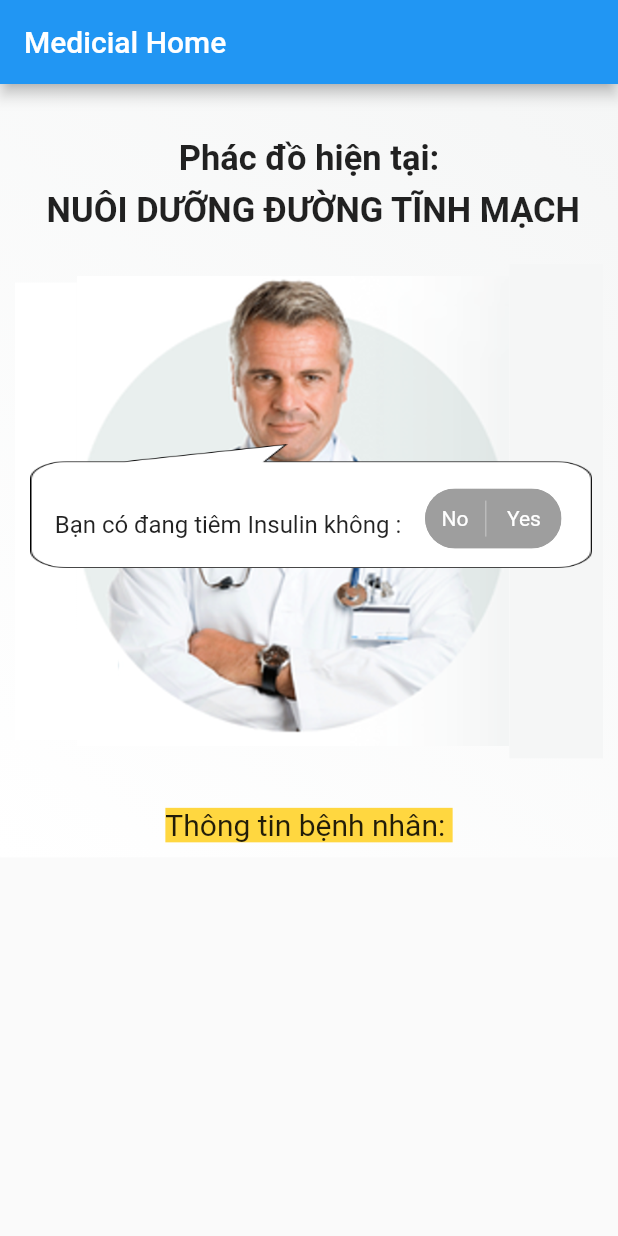
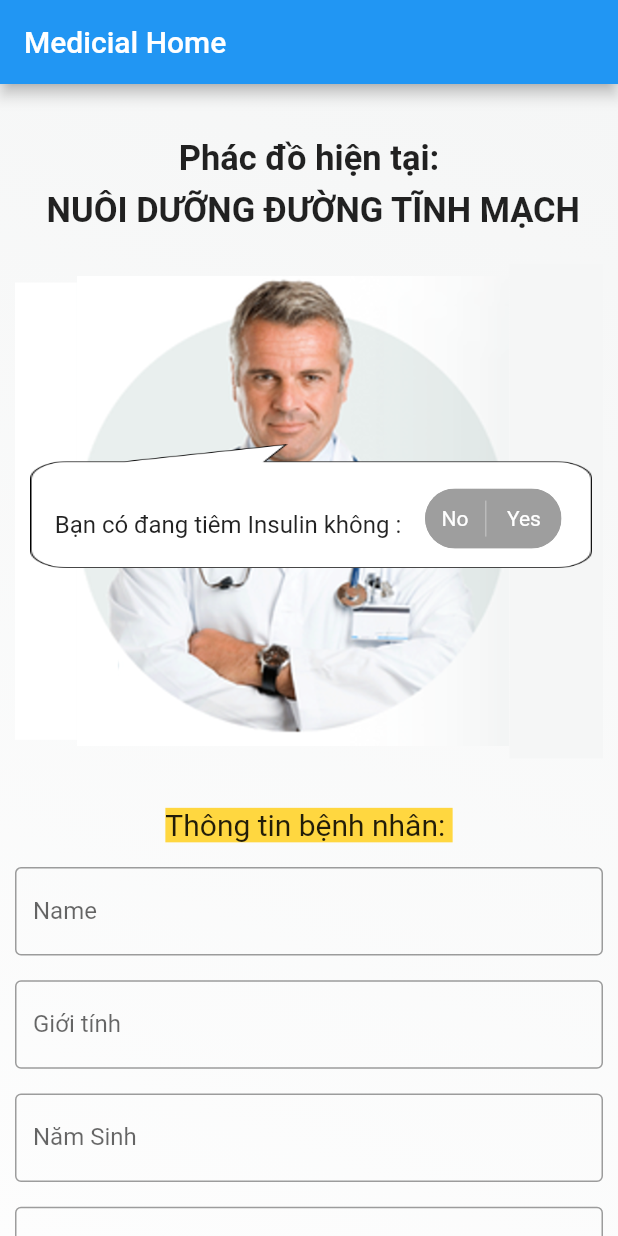
Before and after one commit to Dongdz2001/medical_app, a Flutter app: the screen it shows after launch, on a phone screen of 412 x 824 dp. Run offline on Flutter 3.47's test engine with Material 2 defaults, Android fonts, the phone set to English and light mode, and no system bars; drawn by our look-alikes of toggle_switch; our stand-ins replace firebase_core, firebase_database, toast; accounts and stored records are empty; Roboto replaces fonts that are missing (Hind).

Commit message:
dong add 2807

```diff
--- a/lib/main.dart
+++ b/lib/main.dart
@@ -1,8 +1,11 @@
 import 'package:flutter/material.dart';
 import 'package:medical_app/medical_home_screen.dart';
 import 'package:medical_app/sizeDevide.dart';
+import 'package:firebase_core/firebase_core.dart';
 
-void main() {
+Future<void> main() async {
+  WidgetsFlutterBinding.ensureInitialized();
+  await Firebase.initializeApp();
   runApp(const MyApp());
 }
 
--- a/lib/medical_home_screen.dart
+++ b/lib/medical_home_screen.dart
@@ -1,12 +1,12 @@
 import 'package:flutter/material.dart';
 import 'package:flutter/services.dart';
-import 'package:medical_app/controller_time.dart';
 import 'package:medical_app/history_screen.dart';
 import 'package:medical_app/medical_class.dart';
 import 'package:medical_app/sizeDevide.dart';
 import 'package:toggle_switch/toggle_switch.dart';
-
 import 'package:toast/toast.dart';
+import 'package:firebase_database/firebase_database.dart';
+import 'package:firebase_core/firebase_core.dart';
 import "dart:async";
 
 class MedicalHomeScreen extends StatefulWidget {
@@ -21,21 +21,30 @@ class _MedicalHomeScreenState extends State<MedicalHomeScreen> {
   bool _isVisibleYesNoo = true;
   bool _flagTimer = true;
   Medical medicalObject = Medical();
-  TextEditingController _editingController = TextEditingController();
+  final TextEditingController _editingController = TextEditingController();
+
+  // new add Controller HP
+  final nameController = TextEditingController();
+  final genderController = TextEditingController();
+  final ageController = TextEditingController();
+  final heightController = TextEditingController();
+  final weightController = TextEditingController();
+  final gluController = TextEditingController();
+  final databaseRef = FirebaseDatabase.instance.ref();
 
   @override
   Widget build(BuildContext context) {
     ToastContext().init(context);
     return Container(
-      padding: EdgeInsets.all(10),
+      padding: const EdgeInsets.all(10),
       child: Column(
         mainAxisAlignment: MainAxisAlignment.start,
         children: [
           Container(
-            padding: EdgeInsets.only(bottom: 20, top: 20),
+            padding: const EdgeInsets.only(bottom: 20, top: 20),
             child: Text(
               '${medicalObject.getNamePD}',
-              style: TextStyle(
+              style: const TextStyle(
                   fontSize: 23, fontWeight: FontWeight.bold, height: 1.5),
               textAlign: TextAlign.center,
             ),
@@ -58,7 +67,8 @@ class _MedicalHomeScreenState extends State<MedicalHomeScreen> {
                           width: widthDevideMethod(0.7),
                           child: Image.asset("assets/doctor.jpg",
                               fit: BoxFit.fitHeight)),
-                      Expanded(child: Container(color: Color(0xfff5f6f6))),
+                      Expanded(
+                          child: Container(color: const Color(0xfff5f6f6))),
                     ],
                   ),
                 ),
@@ -68,8 +78,8 @@ class _MedicalHomeScreenState extends State<MedicalHomeScreen> {
                   child: Container(
                     alignment: Alignment.topCenter,
                     width: widthDevideMethod(0.91),
-                    padding: EdgeInsets.symmetric(vertical: 5),
-                    decoration: BoxDecoration(
+                    padding: const EdgeInsets.symmetric(vertical: 5),
+                    decoration: const BoxDecoration(
                       image: DecorationImage(
                         image: AssetImage("assets/bbchat1.png"),
                         fit: BoxFit.fill,
@@ -88,17 +98,17 @@ class _MedicalHomeScreenState extends State<MedicalHomeScreen> {
                             ),
                             Text(
                               '${medicalObject.getContentdisplay}  ',
-                              style: TextStyle(fontSize: 16),
+                              style: const TextStyle(fontSize: 16),
                               textAlign: TextAlign.left,
                             ),
                             Container(
-                              padding: EdgeInsets.only(bottom: 8),
+                              padding: const EdgeInsets.only(bottom: 8),
                               alignment: Alignment.center,
                               child: Visibility(
                                 visible: _isVisibleYesNoo,
                                 child: ToggleSwitch(
-                                  customWidths: [40.0, 50.0],
-                                  customHeights: [20, 20],
+                                  customWidths: const [40.0, 50.0],
+                                  customHeights: const [20, 20],
                                   initialLabelIndex: 2,
                                   cornerRadius: 20.0,
                                   activeFgColor: Colors.white,
@@ -106,13 +116,13 @@ class _MedicalHomeScreenState extends State<MedicalHomeScreen> {
                                   inactiveFgColor: Colors.white,
                                   totalSwitches: 2,
                                   fontSize: 14,
-                                  labels: ['No', 'Yes'],
+                                  labels: const ['No', 'Yes'],
                                   //Icons.backspace_rounded, Icons.add_task_rounded
                                   // icons: [
                                   //   Icons.backspace_rounded,
                                   //   Icons.add_task_rounded
                                   // ],
-                                  activeBgColors: [
+                                  activeBgColors: const [
                                     [Colors.pink],
                                     [Colors.green]
                                   ],
@@ -130,7 +140,8 @@ class _MedicalHomeScreenState extends State<MedicalHomeScreen> {
                                             index == 0 ? true : false;
                                         medicalObject.setStateInitial();
                                         Timer timer = Timer.periodic(
-                                            Duration(seconds: 10), (Timer t) {
+                                            const Duration(seconds: 10),
+                                            (Timer t) {
                                           if (_flagTimer) {
                                             setState(() {
                                               medicalObject.setStateInitial();
@@ -161,7 +172,7 @@ class _MedicalHomeScreenState extends State<MedicalHomeScreen> {
                   ' Nồng độ glucozơ : ',
                   style: TextStyle(fontSize: 20),
                 ),
-                Container(
+                SizedBox(
                   width: 80,
                   height: 40,
                   child: TextField(
@@ -170,14 +181,14 @@ class _MedicalHomeScreenState extends State<MedicalHomeScreen> {
                     enableSuggestions: false,
                     autocorrect: false,
                     keyboardType:
-                        TextInputType.numberWithOptions(decimal: true),
+                        const TextInputType.numberWithOptions(decimal: true),
                     inputFormatters: [
                       FilteringTextInputFormatter.allow(RegExp('[0-9.]')),
                     ],
-                    decoration: InputDecoration(
+                    decoration: const InputDecoration(
                       counter: Offstage(),
                     ),
-                    style: TextStyle(fontSize: 20),
+                    style: const TextStyle(fontSize: 20),
                     onSubmitted: (value) {
                       _logicStateInfomation(value);
                     },
@@ -189,7 +200,7 @@ class _MedicalHomeScreenState extends State<MedicalHomeScreen> {
                       MaterialPageRoute(
                           builder: (context) =>
                               HistoryScreen(medical: medicalObject))),
-                  child: Icon(
+                  child: const Icon(
                     Icons.history,
                     size: 30,
                   ),
@@ -200,10 +211,92 @@ class _MedicalHomeScreenState extends State<MedicalHomeScreen> {
           SizedBox(height: heightDevideMethod(0.02)),
           Container(
             color: Colors.amberAccent,
-            child: Text(
+            child: const Text(
               'Thông tin bệnh nhân: ',
               style: TextStyle(fontSize: 20),
             ),
+          ),
+
+          // Add information of HP
+          Column(
+            children: [
+              SizedBox(
+                height: heightDevideMethod(0.02),
+              ),
+              TextFormField(
+                  controller: nameController,
+                  decoration: InputDecoration(
+                    labelText: 'Name',
+                    border: OutlineInputBorder(),
+                  )),
+              SizedBox(
+                height: heightDevideMethod(0.02),
+              ),
+              TextFormField(
+                  controller: genderController,
+                  decoration: InputDecoration(
+                    labelText: 'Giới tính',
+                    border: OutlineInputBorder(),
+                  )),
+              SizedBox(
+                height: heightDevideMethod(0.02),
+              ),
+              TextFormField(
+                  controller: ageController,
+                  decoration: InputDecoration(
+                    labelText: 'Năm Sinh',
+                    border: OutlineInputBorder(),
+                  )),
+              SizedBox(
+                height: heightDevideMethod(0.02),
+              ),
+              TextFormField(
+                  controller: heightController,
+                  decoration: InputDecoration(
+                    labelText: 'Chiều cao',
+                    border: OutlineInputBorder(),
+                  )),
+              SizedBox(
+                height: heightDevideMethod(0.02),
+              ),
+              TextFormField(
+                  controller: weightController,
+                  decoration: InputDecoration(
+                    labelText: 'Cân nặng',
+                    border: OutlineInputBorder(),
+                  )),
+              SizedBox(
+                height: heightDevideMethod(0.02),
+              ),
+              TextFormField(
+                  controller: gluController,
+                  decoration: InputDecoration(
+                    labelText: 'Glu mmol/l',
+                    border: OutlineInputBorder(),
+                  )),
+              SizedBox(
+                height: heightDevideMethod(0.02),
+              ),
+              OutlinedButton(
+                onPressed: () {
+                  if (nameController.text.isNotEmpty &&
+                      ageController.text.isNotEmpty &&
+                      genderController.text.isNotEmpty &&
+                      heightController.text.isNotEmpty &&
+                      weightController.text.isNotEmpty &&
+                      gluController.text.isNotEmpty) {
+                    insertData(
+                        nameController.text,
+                        genderController.text,
+                        ageController.text,
+                        heightController.text,
+                        weightController.text,
+                        gluController.text);
+                  }
+                },
+                child: Text('Add', style: TextStyle(fontSize: 18)),
+              )
+            ],
           ),
         ],
       ),
@@ -216,9 +309,9 @@ class _MedicalHomeScreenState extends State<MedicalHomeScreen> {
           .addItemListResultInjectionItem(double.parse(value.toString()));
       _editingController.text = "";
       Future.delayed(
-          Duration(seconds: 1),
+          const Duration(seconds: 1),
           (() => showToast(
-              "Nồng độ Glucozo ${value} ${medicalObject.getCheckGlucozo(double.parse(value.toString())) ? "đạt mục tiêu" : "KHÔNG đạt mục tiêu"} ",
+              "Nồng độ Glucozo $value ${medicalObject.getCheckGlucozo(double.parse(value.toString())) ? "đạt mục tiêu" : "KHÔNG đạt mục tiêu"} ",
               duration: 3,
               gravity: Toast.bottom)));
       if (medicalObject.getCountInject() >= 4) {
@@ -233,7 +326,7 @@ class _MedicalHomeScreenState extends State<MedicalHomeScreen> {
                   """Phương án hiện tại không đạt yêu cầu \n nên thêm ${medicalObject.getSloveFailedContext}""";
               medicalObject.upCountUsedSolve();
               medicalObject.resetInjectionValueDefault();
-              Future.delayed(Duration(seconds: 10), (() {
+              Future.delayed(const Duration(seconds: 10), (() {
                 setState(() {
                   medicalObject.setStateInitial();
                 });
@@ -247,7 +340,7 @@ class _MedicalHomeScreenState extends State<MedicalHomeScreen> {
                   !medicalObject.getInitialStateBool;
               medicalObject.resetInjectionValueDefault();
               _flagTimer = !_flagTimer;
-              Future.delayed(Duration(seconds: 10), (() {
+              Future.delayed(const Duration(seconds: 10), (() {
                 setState(() {
                   _flagTimer = !_flagTimer;
                   medicalObject.setStateInitial();
@@ -266,7 +359,7 @@ class _MedicalHomeScreenState extends State<MedicalHomeScreen> {
                 medicalObject.upCountUsedSolve();
                 _flagTimer = !_flagTimer;
                 medicalObject.resetInjectionValueDefault();
-                Future.delayed(Duration(seconds: 6), (() {
+                Future.delayed(const Duration(seconds: 6), (() {
                   _flagTimer = !_flagTimer;
                   setState(() {
                     medicalObject.setStateInitial();
@@ -280,7 +373,7 @@ class _MedicalHomeScreenState extends State<MedicalHomeScreen> {
                 medicalObject.setLastStateBool = true;
                 medicalObject.resetInjectionValueDefault();
                 _flagTimer = !_flagTimer;
-                Future.delayed(Duration(seconds: 6), (() {
+                Future.delayed(const Duration(seconds: 6), (() {
                   setState(() {
                     _flagTimer = !_flagTimer;
                     medicalObject.setStateInitial();
@@ -297,7 +390,7 @@ class _MedicalHomeScreenState extends State<MedicalHomeScreen> {
                     """Phương án hiện tại không đạt yêu cầu \n nên thêm ${medicalObject.getSloveFailedContext}""";
                 medicalObject.resetInjectionValueDefault();
                 _flagTimer = !_flagTimer;
-                Future.delayed(Duration(seconds: 6), (() {
+                Future.delayed(const Duration(seconds: 6), (() {
                   setState(() {
                     _flagTimer = !_flagTimer;
                     medicalObject.setStateInitial();
@@ -326,4 +419,40 @@ class _MedicalHomeScreenState extends State<MedicalHomeScreen> {
   void showToast(String msg, {int? duration, int? gravity}) {
     Toast.show(msg, duration: duration, gravity: gravity);
   }
+
+  //  Insert Data of Hoang Phan
+  Future<void> insertData(String name, String gender, String age, String height,
+      String weight, String glu) async {
+    DatabaseReference ref = FirebaseDatabase.instance.ref("users/163");
+    await ref.set({
+      "name": "John",
+      "age": 18,
+      "address": {"line1": "100 Mountain View"}
+    });
+    // String? key = databaseRef.child('Users').push().key;
+    // databaseRef.child('Users').child(key!).set({
+    //   'id': key,
+    //   'name': name,
+    //   'gender': gender,
+    //   'age': age,
+    //   'height': height,
+    //   'weight': weight,
+    //   'glu': glu
+    // });
+    // nameController.clear();
+    // genderController.clear();
+    // ageController.clear();
+    // heightController.clear();
+    // weightController.clear();
+    // gluController.clear();
+    final ref1 = FirebaseDatabase.instance.ref();
+    final snapshot = await ref1.child('users/123').get();
+    var value = Map<String, dynamic>.from(snapshot.value as Map);
+    var title = value["age"];
+    if (snapshot.exists) {
+      print(value);
+    } else {
+      print('No data available.');
+    }
+  }
 }
--- a/pubspec.yaml
+++ b/pubspec.yaml
@@ -37,6 +37,8 @@ dependencies:
   toggle_switch: ^2.0.1
   fluttertoast: ^8.0.9
   toast: ^0.3.0
+  firebase_core: ^1.20.0
+  firebase_database: ^9.0.20
 
 dev_dependencies:
   flutter_test:
```
Also changed, not shown: lib/medical_class.dart (+10 -0 lines), pubspec.lock, 4 other files.
